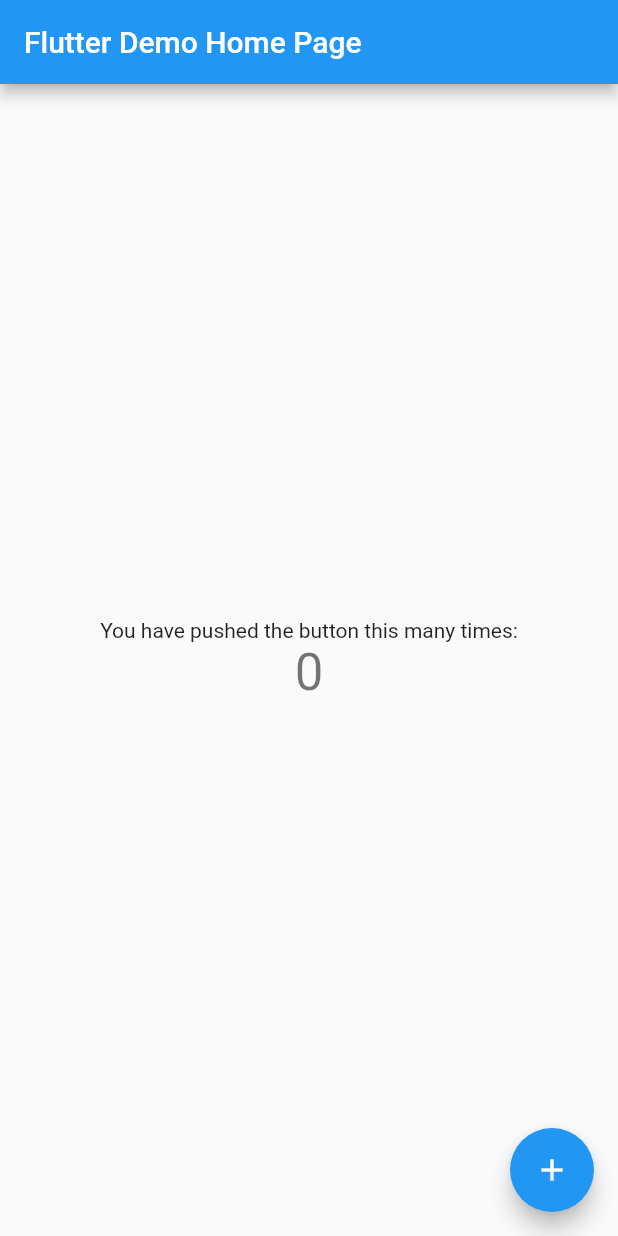
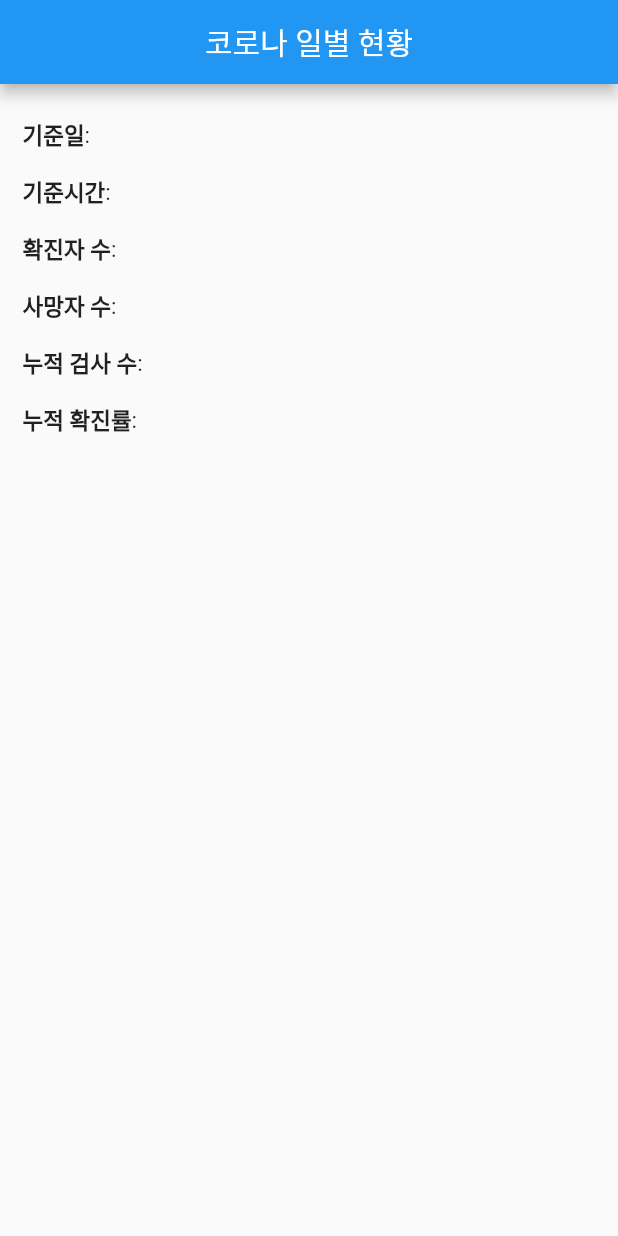
Before and after one commit to 99mini/COVID19_API_app, a Flutter app: the screen it shows after launch, on a phone screen of 412 x 824 dp. Run offline on Flutter 3.47's test engine with Material 2 defaults, Android fonts, the phone set to English and light mode, and no system bars; our stand-ins replace dio, get; network calls fail.

```diff
--- a/lib/main.dart
+++ b/lib/main.dart
@@ -1,4 +1,8 @@
 import 'package:flutter/material.dart';
+import 'package:get/get.dart';
+import 'package:public_api_app/src/controllers/covid_statistics_controller.dart';
+
+import 'src/app.dart';
 
 void main() {
   runApp(const MyApp());
@@ -10,106 +14,15 @@ class MyApp extends StatelessWidget {
   // This widget is the root of your application.
   @override
   Widget build(BuildContext context) {
-    return MaterialApp(
+    return GetMaterialApp(
       title: 'Flutter Demo',
+      initialBinding: BindingsBuilder((){
+        Get.put(CovidStatisticsController());
+      }),
       theme: ThemeData(
-        // This is the theme of your application.
-        //
-        // Try running your application with "flutter run". You'll see the
-        // application has a blue toolbar. Then, without quitting the app, try
-        // changing the primarySwatch below to Colors.green and then invoke
-        // "hot reload" (press "r" in the console where you ran "flutter run",
-        // or simply save your changes to "hot reload" in a Flutter IDE).
-        // Notice that the counter didn't reset back to zero; the application
-        // is not restarted.
-        primarySwatch: Colors.blue,
+        primaryColor: Colors.white,
       ),
-      home: const MyHomePage(title: 'Flutter Demo Home Page'),
+      home: App(),
     );
   }
 }
-
-class MyHomePage extends StatefulWidget {
-  const MyHomePage({Key? key, required this.title}) : super(key: key);
-
-  // This widget is the home page of your application. It is stateful, meaning
-  // that it has a State object (defined below) that contains fields that affect
-  // how it looks.
-
-  // This class is the configuration for the state. It holds the values (in this
-  // case the title) provided by the parent (in this case the App widget) and
-  // used by the build method of the State. Fields in a Widget subclass are
-  // always marked "final".
-
-  final String title;
-
-  @override
-  State<MyHomePage> createState() => _MyHomePageState();
-}
-
-class _MyHomePageState extends State<MyHomePage> {
-  int _counter = 0;
-
-  void _incrementCounter() {
-    setState(() {
-      // This call to setState tells the Flutter framework that something has
-      // changed in this State, which causes it to rerun the build method below
-      // so that the display can reflect the updated values. If we changed
-      // _counter without calling setState(), then the build method would not be
-      // called again, and so nothing would appear to happen.
-      _counter++;
-    });
-  }
-
-  @override
-  Widget build(BuildContext context) {
-    // This method is rerun every time setState is called, for instance as done
-    // by the _incrementCounter method above.
-    //
-    // The Flutter framework has been optimized to make rerunning build methods
-    // fast, so that you can just rebuild anything that needs updating rather
-    // than having to individually change instances of widgets.
-    return Scaffold(
-      appBar: AppBar(
-        // Here we take the value from the MyHomePage object that was created by
-        // the App.build method, and use it to set our appbar title.
-        title: Text(widget.title),
-      ),
-      body: Center(
-        // Center is a layout widget. It takes a single child and positions it
-        // in the middle of the parent.
-        child: Column(
-          // Column is also a layout widget. It takes a list of children and
-          // arranges them vertically. By default, it sizes itself to fit its
-          // children horizontally, and tries to be as tall as its parent.
-          //
-          // Invoke "debug painting" (press "p" in the console, choose the
-          // "Toggle Debug Paint" action from the Flutter Inspector in Android
-          // Studio, or the "Toggle Debug Paint" command in Visual Studio Code)
-          // to see the wireframe for each widget.
-          //
-          // Column has various properties to control how it sizes itself and
-          // how it positions its children. Here we use mainAxisAlignment to
-          // center the children vertically; the main axis here is the vertical
-          // axis because Columns are vertical (the cross axis would be
-          // horizontal).
-          mainAxisAlignment: MainAxisAlignment.center,
-          children: <Widget>[
-            const Text(
-              'You have pushed the button this many times:',
-            ),
-            Text(
-              '$_counter',
-              style: Theme.of(context).textTheme.headline4,
-            ),
-          ],
-        ),
-      ),
-      floatingActionButton: FloatingActionButton(
-        onPressed: _incrementCounter,
-        tooltip: 'Increment',
-        child: const Icon(Icons.add),
-      ), // This trailing comma makes auto-formatting nicer for build methods.
-    );
-  }
-}
--- /dev/null
+++ b/lib/src/app.dart
@@ -0,0 +1,51 @@
+import 'package:flutter/material.dart';
+import 'package:get/get.dart';
+import 'package:public_api_app/src/controllers/covid_statistics_controller.dart';
+
+class App extends GetView<CovidStatisticsController> {
+  const App({Key? key}) : super(key: key);
+
+  Widget _infoWidget(String title, String value) {
+    return Padding(
+      padding: const EdgeInsets.symmetric(vertical: 8.0),
+      child: Row(
+        children: [
+          Text(
+            title,
+            style: const TextStyle(fontWeight: FontWeight.bold, fontSize: 15),
+          ),
+          Text(
+            ": $value",
+            style: const TextStyle(fontSize: 15),
+          )
+        ],
+      ),
+    );
+  }
+
+  @override
+  Widget build(BuildContext context) {
+    return Scaffold(
+      appBar: AppBar(
+        title: const Text("코로나 일별 현황"),
+        centerTitle: true,
+      ),
+      body: Container(
+        padding: const EdgeInsets.all(15),
+        child: Obx(() {
+          var info = controller.covidStatistic.value;
+          return Column(
+            children: [
+              _infoWidget("기준일", info.stateDt ?? ''),
+              _infoWidget("기준시간", info.stateTime ?? ''),
+              _infoWidget("확진자 수", info.decideCnt ?? ''),
+              _infoWidget("사망자 수", info.deathCnt ?? ''),
+              _infoWidget("누적 검사 수", info.accExamCnt ?? ''),
+              _infoWidget("누적 확진률", info.accDefRate ?? ''),
+            ],
+          );
+        }),
+      ),
+    );
+  }
+}
--- /dev/null
+++ b/lib/src/controllers/covid_statistics_controller.dart
@@ -0,0 +1,22 @@
+import 'package:get/get.dart';
+import 'package:public_api_app/src/models/covid_statistics.dart';
+import 'package:public_api_app/src/repository/covid_statistics_repository.dart';
+
+class CovidStatisticsController extends GetxController{
+  late CovidStatisticsRepository _covidStatisticsRepository;
+  Rx<Covid19StatisticsModel> covidStatistic = Covid19StatisticsModel().obs;
+
+  @override
+  void onInit() {
+    _covidStatisticsRepository = CovidStatisticsRepository();
+    fetchCovidState();
+    super.onInit();
+  }
+
+  void fetchCovidState() async{
+    var result = await _covidStatisticsRepository.fetchCovidStatistics();
+    if (result != null){
+      covidStatistic(result);
+    }
+  }
+}
--- /dev/null
+++ b/lib/src/models/covid_statistics.dart
@@ -0,0 +1,40 @@
+import 'package:public_api_app/src/utils/xml_utils.dart';
+import 'package:xml/xml.dart';
+
+class Covid19StatisticsModel {
+  String? accExamCnt;
+  String? accDefRate;
+  String? createDt;
+  String? deathCnt;
+  String? decideCnt;
+  String? seq;
+  String? stateDt;
+  String? stateTime;
+  String? updateDt;
+
+  Covid19StatisticsModel({
+    this.accExamCnt,
+    this.accDefRate,
+    this.createDt,
+    this.deathCnt,
+    this.decideCnt,
+    this.seq,
+    this.stateDt,
+    this.stateTime,
+    this.updateDt,
+  });
+
+  factory Covid19StatisticsModel.fromXml(XmlElement xml) {
+    return Covid19StatisticsModel(
+      accExamCnt: XmlUtils.searchResult(xml, 'accExamCnt'),
+      accDefRate: XmlUtils.searchResult(xml, 'accDefRate'),
+      createDt: XmlUtils.searchResult(xml, 'createDt'),
+      deathCnt: XmlUtils.searchResult(xml, 'deathCnt'),
+      decideCnt: XmlUtils.searchResult(xml, 'decideCnt'),
+      seq: XmlUtils.searchResult(xml, 'seq'),
+      stateDt: XmlUtils.searchResult(xml, 'stateDt'),
+      stateTime: XmlUtils.searchResult(xml, 'stateTime'),
+      updateDt: XmlUtils.searchResult(xml, 'updateDt'),
+    );
+  }
+}
--- /dev/null
+++ b/lib/src/repository/covid_statistics_repository.dart
@@ -0,0 +1,28 @@
+import 'package:dio/dio.dart';
+import 'package:public_api_app/src/models/covid_statistics.dart';
+import 'package:xml/xml.dart';
+
+class CovidStatisticsRepository {
+  late var _dio;
+
+  CovidStatisticsRepository() {
+    _dio = Dio(
+      BaseOptions(baseUrl: "http://openapi.data.go.kr", queryParameters: {
+        "ServiceKey":
+            "SybIVL6/ZSkWIHbjbD1bmCvXuPFY5a7g52aSX8I07ofzCkU4VNmIeZGLNcB3UnReXfKifrt6OxXOE2l73SrUPg=="
+      }),
+    );
+  }
+
+  Future<Covid19StatisticsModel> fetchCovidStatistics() async{
+    var response = await _dio.get("/openapi/service/rest/Covid19/getCovid19InfStateJson");
+
+    final document = XmlDocument.parse(response.data);
+    final results = document.findAllElements('item');
+    if (results.isNotEmpty){
+      return Covid19StatisticsModel.fromXml(results.first);
+    }else{
+      return Future.value(null);
+    }
+  }
+}
--- /dev/null
+++ b/lib/src/utils/xml_utils.dart
@@ -0,0 +1,9 @@
+import 'package:xml/xml.dart';
+
+class XmlUtils {
+  static String searchResult(XmlElement xml, String key) {
+    return xml.findAllElements(key).map((e) => e.text).isEmpty
+        ? ""
+        : xml.findAllElements(key).map((e) => e.text).first;
+  }
+}
--- a/pubspec.yaml
+++ b/pubspec.yaml
@@ -35,6 +35,9 @@ dependencies:
   # Use with the CupertinoIcons class for iOS style icons.
   cupertino_icons: ^1.0.2
   xml: ^5.3.1
+  get: ^4.6.1
+  dio: ^4.0.4
+  intl: ^0.17.0
 
 
 dev_dependencies:
```
Also changed, not shown: pubspec.lock, 3 other files.
